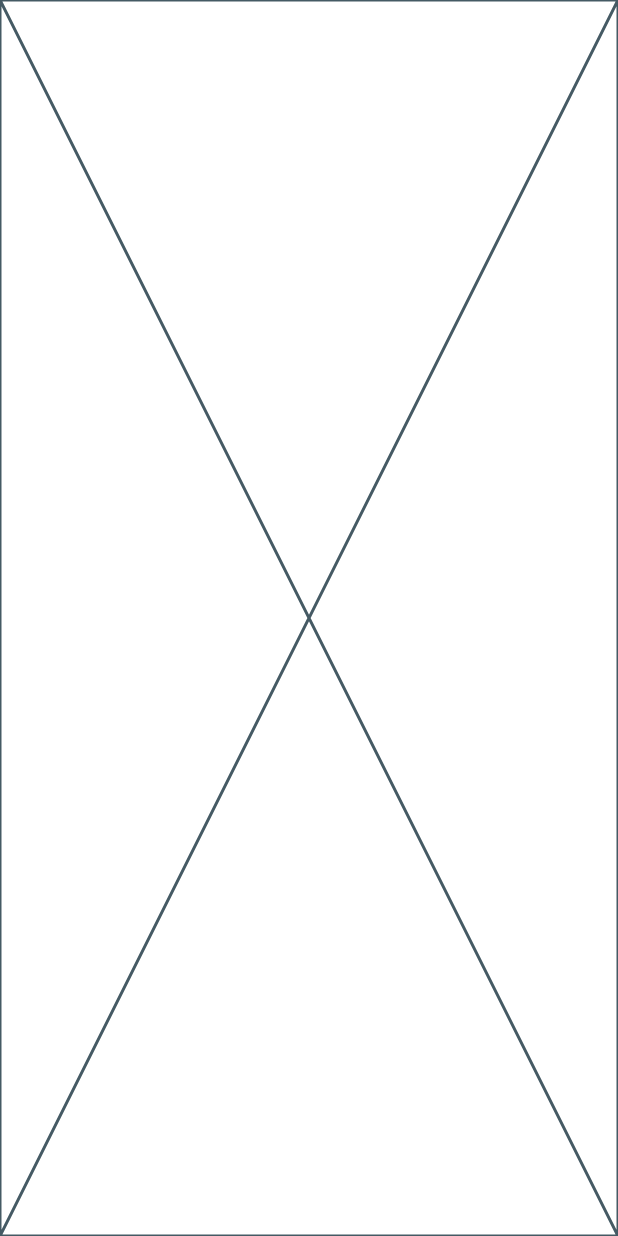
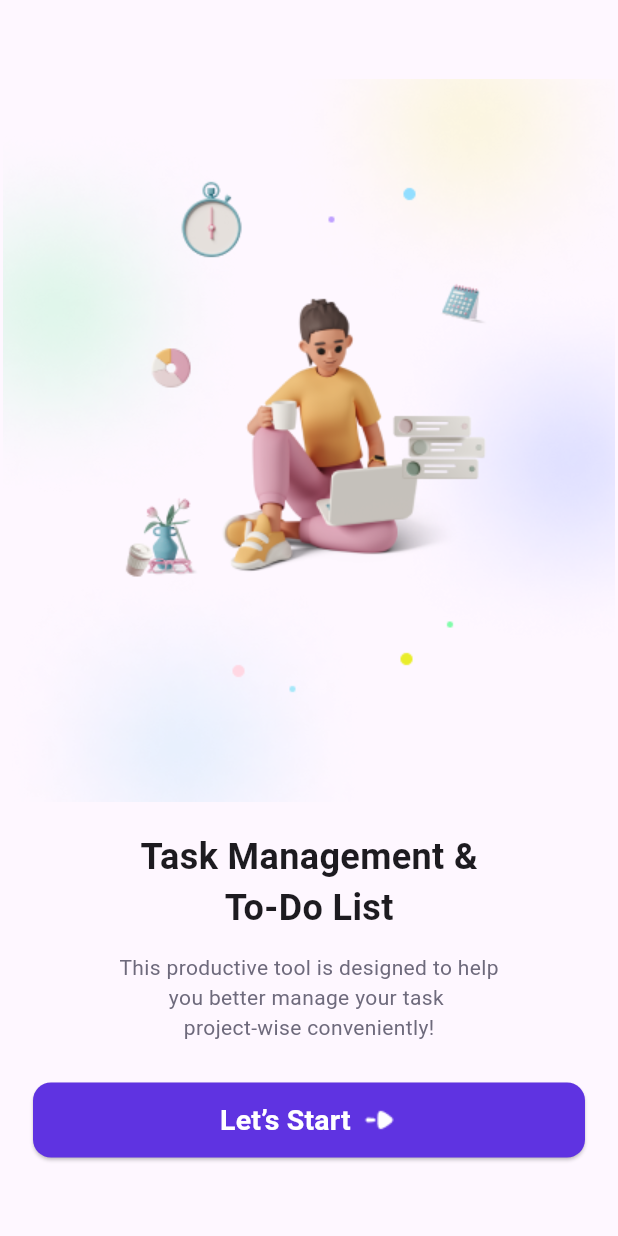
Before and after one commit to mazenanter/tasky, a Flutter app: the screen it shows after launch, on a phone screen of 412 x 824 dp. Run offline on Flutter 3.47's test engine with Material 3 defaults, Android fonts, the phone set to English and light mode, and no system bars; our stand-ins replace go_router.

```diff
--- a/lib/core/utils/app_colors.dart
+++ b/lib/core/utils/app_colors.dart
@@ -0,0 +1,7 @@
+import 'package:flutter/material.dart';
+
+abstract class AppColors {
+  static const Color primaryColor = Color(0xff5F33E1);
+  static const Color textGreyColor = Color(0xff6E6A7C);
+  static const Color borderColor = Color(0xffBABABA);
+}
--- a/lib/core/utils/app_routes.dart
+++ b/lib/core/utils/app_routes.dart
@@ -1,13 +1,31 @@
 import 'package:go_router/go_router.dart';
-import 'package:tasky/features/splash_view.dart';
+import 'package:tasky/features/auth/presentation/views/login_view.dart';
+import 'package:tasky/features/auth/presentation/views/register_view.dart';
+import 'package:tasky/features/intro/views/onboard_view.dart';
+import 'package:tasky/features/intro/views/splash_view.dart';
 
 class AppRoutes {
+  static const String kOnboardView = '/kOnboardView';
+  static const String kLoginView = '/kLoginView';
+  static const String kRegisterView = '/kRegisterView';
   static final GoRouter router = GoRouter(
     routes: [
       GoRoute(
         path: '/',
         builder: (context, state) => const SplashView(),
       ),
+      GoRoute(
+        path: kOnboardView,
+        builder: (context, state) => const OnboardView(),
+      ),
+      GoRoute(
+        path: kLoginView,
+        builder: (context, state) => const LoginView(),
+      ),
+      GoRoute(
+        path: kRegisterView,
+        builder: (context, state) => const RegisterView(),
+      ),
     ],
   );
 }
--- a/lib/core/utils/app_text_styles.dart
+++ b/lib/core/utils/app_text_styles.dart
@@ -1,4 +1,5 @@
 import 'package:flutter/material.dart';
+import 'package:tasky/core/utils/app_colors.dart';
 
 abstract class AppTextStyles {
   static const TextStyle styleBold24 = TextStyle(
@@ -20,5 +21,6 @@ abstract class AppTextStyles {
   static const TextStyle styleRegular14 = TextStyle(
     fontSize: 14,
     fontWeight: FontWeight.w400,
+    color: AppColors.textGreyColor,
   );
 }
--- /dev/null
+++ b/lib/core/widgets/custom_art_image.dart
@@ -0,0 +1,14 @@
+import 'package:flutter/material.dart';
+
+class CustomArtImage extends StatelessWidget {
+  const CustomArtImage({
+    super.key,
+  });
+
+  @override
+  Widget build(BuildContext context) {
+    return Image.asset(
+      'assets/images/ART.png',
+    );
+  }
+}
--- /dev/null
+++ b/lib/core/widgets/custom_button.dart
@@ -0,0 +1,54 @@
+import 'package:flutter/material.dart';
+import 'package:tasky/core/utils/app_colors.dart';
+import 'package:tasky/core/utils/app_text_styles.dart';
+
+class CustomButton extends StatelessWidget {
+  const CustomButton({
+    super.key,
+    required this.height,
+    required this.onPressed,
+    this.showArrow = false,
+    required this.buttonText,
+  });
+
+  final double height;
+  final void Function() onPressed;
+  final bool showArrow;
+  final String buttonText;
+  @override
+  Widget build(BuildContext context) {
+    return SizedBox(
+      width: double.infinity,
+      height: 50,
+      child: ElevatedButton(
+        style: ElevatedButton.styleFrom(
+          backgroundColor: AppColors.primaryColor,
+          shape: RoundedRectangleBorder(
+            borderRadius: BorderRadius.circular(12),
+          ),
+        ),
+        onPressed: onPressed,
+        child: Row(
+          mainAxisAlignment: MainAxisAlignment.center,
+          children: [
+            Text(
+              buttonText,
+              style: AppTextStyles.styleBold19.copyWith(
+                color: Colors.white,
+              ),
+            ),
+            SizedBox(
+              width: height * 0.008,
+            ),
+            Visibility(
+              visible: showArrow,
+              child: Image.asset(
+                'assets/images/Arrow - Left.png',
+              ),
+            ),
+          ],
+        ),
+      ),
+    );
+  }
+}
--- /dev/null
+++ b/lib/features/intro/views/onboard_view.dart
@@ -0,0 +1,13 @@
+import 'package:flutter/material.dart';
+import 'package:tasky/features/intro/widgets/onboard_view_body.dart';
+
+class OnboardView extends StatelessWidget {
+  const OnboardView({super.key});
+
+  @override
+  Widget build(BuildContext context) {
+    return const Scaffold(
+      body: OnboardViewBody(),
+    );
+  }
+}
--- /dev/null
+++ b/lib/features/intro/widgets/custom_body_text.dart
@@ -0,0 +1,42 @@
+import 'package:flutter/material.dart';
+import 'package:tasky/core/utils/app_text_styles.dart';
+
+class CustomBodyTexts extends StatelessWidget {
+  const CustomBodyTexts({
+    super.key,
+    required this.height,
+  });
+
+  final double height;
+
+  @override
+  Widget build(BuildContext context) {
+    return Column(
+      children: [
+        const Text(
+          'Task Management &',
+          style: AppTextStyles.styleBold24,
+        ),
+        const Text(
+          'To-Do List',
+          style: AppTextStyles.styleBold24,
+        ),
+        SizedBox(
+          height: height * 0.016,
+        ),
+        const Text(
+          'This productive tool is designed to help',
+          style: AppTextStyles.styleRegular14,
+        ),
+        const Text(
+          'you better manage your task ',
+          style: AppTextStyles.styleRegular14,
+        ),
+        const Text(
+          'project-wise conveniently!',
+          style: AppTextStyles.styleRegular14,
+        ),
+      ],
+    );
+  }
+}
--- /dev/null
+++ b/lib/features/intro/widgets/onboard_view_body.dart
@@ -0,0 +1,43 @@
+import 'package:flutter/material.dart';
+import 'package:go_router/go_router.dart';
+import 'package:tasky/core/utils/app_routes.dart';
+import 'package:tasky/core/widgets/custom_art_image.dart';
+import 'package:tasky/core/widgets/custom_button.dart';
+import 'package:tasky/features/intro/widgets/custom_body_text.dart';
+
+class OnboardViewBody extends StatelessWidget {
+  const OnboardViewBody({super.key});
+
+  @override
+  Widget build(BuildContext context) {
+    double height = MediaQuery.sizeOf(context).height;
+    return Column(
+      crossAxisAlignment: CrossAxisAlignment.center,
+      mainAxisAlignment: MainAxisAlignment.center,
+      children: [
+        const CustomArtImage(),
+        SizedBox(
+          height: height * 0.024,
+        ),
+        Padding(
+          padding: const EdgeInsets.symmetric(horizontal: 60),
+          child: CustomBodyTexts(height: height),
+        ),
+        SizedBox(
+          height: height * 0.032,
+        ),
+        Padding(
+          padding: const EdgeInsets.symmetric(horizontal: 22),
+          child: CustomButton(
+            buttonText: 'Let’s Start',
+            showArrow: true,
+            height: height,
+            onPressed: () {
+              context.go(AppRoutes.kLoginView);
+            },
+          ),
+        ),
+      ],
+    );
+  }
+}
--- a/lib/features/splash_view.dart
+++ /dev/null
@@ -1,10 +0,0 @@
-import 'package:flutter/material.dart';
-
-class SplashView extends StatelessWidget {
-  const SplashView({super.key});
-
-  @override
-  Widget build(BuildContext context) {
-    return const Placeholder();
-  }
-}
```
Also changed, not shown: lib/features/auth/presentation/views/login_view.dart (added, +13 -0 lines), lib/features/auth/presentation/views/register_view.dart (added, +13 -0 lines), lib/features/auth/presentation/views/widgets/bottom_login_body.dart (added, +53 -0 lines), lib/features/auth/presentation/views/widgets/custom_text_button_auth.dart (added, +33 -0 lines), lib/features/auth/presentation/views/widgets/custom_text_form_field.dart (added, +22 -0 lines), lib/features/auth/presentation/views/widgets/login_view_body.dart (added, +22 -0 lines), lib/features/auth/presentation/views/widgets/register_view_body.dart (added, +80 -0 lines), lib/features/intro/views/splash_view.dart (added, +34 -0 lines), assets/images/Arrow - Left.png (added), assets/images/Frame 4.png (added).
